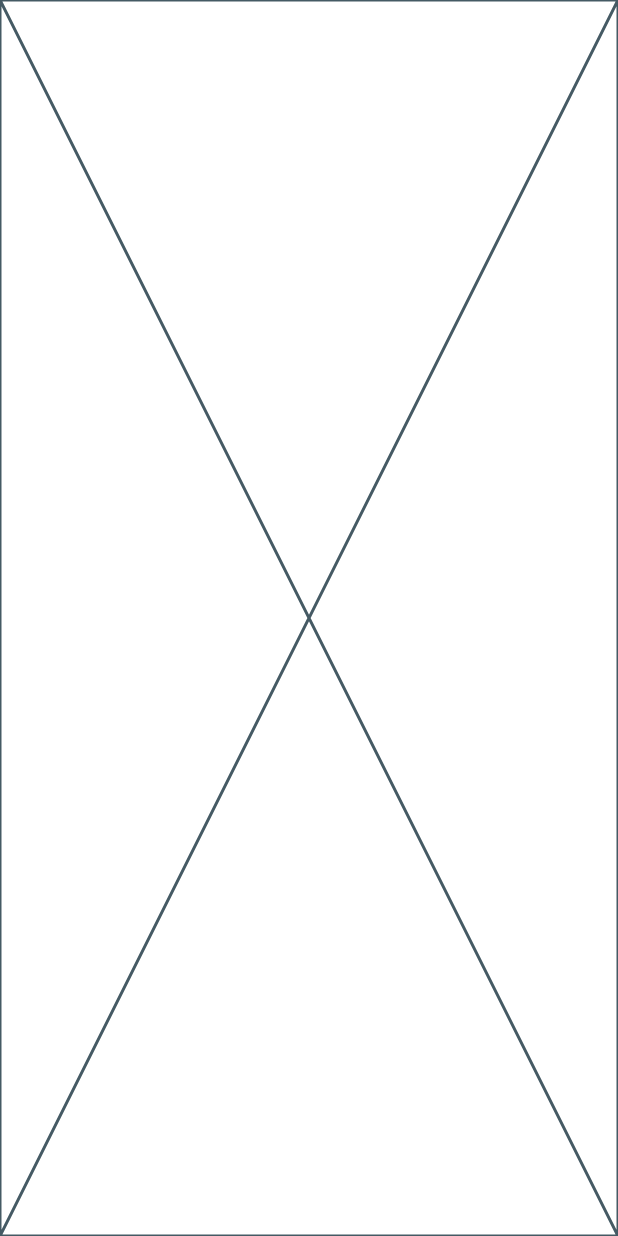
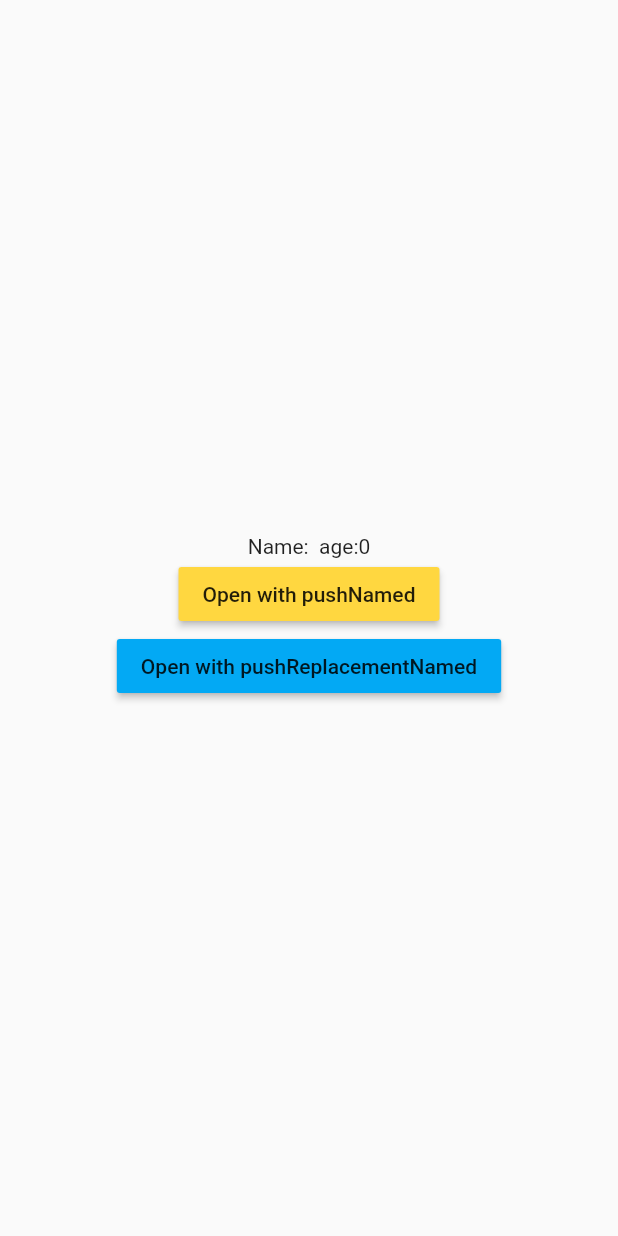
Before and after one commit to BogibekDev/PDP-Online-M4L4, a Flutter app: the screen it shows after launch, on a phone screen of 412 x 824 dp. Run offline on Flutter 3.47's test engine with Material 2 defaults, Android fonts, the phone set to English and light mode, and no system bars.

Commit message:
all tasks finished

```diff
--- a/lib/main.dart
+++ b/lib/main.dart
@@ -1,4 +1,5 @@
 import 'package:flutter/material.dart';
+import 'package:mydemo4/pages/detail_pages.dart';
 import 'package:mydemo4/pages/home_page.dart';
 
 void main() {
@@ -12,12 +13,14 @@ class MyApp extends StatelessWidget {
   @override
   Widget build(BuildContext context) {
     return MaterialApp(
-      title: 'Flutter Demo',
-      theme: ThemeData(
-
-        primarySwatch: Colors.blue,
-      ),
-      home: const HomePages(),
-    );
+        title: 'Flutter Demo',
+        theme: ThemeData(
+          primarySwatch: Colors.blue,
+        ),
+        home: const HomePages(),
+        routes: {
+          HomePages.id: (context) =>  HomePages(),
+          DetailPage.id: (context) =>  DetailPage(),
+        });
   }
 }
--- a/lib/pages/home_page.dart
+++ b/lib/pages/home_page.dart
@@ -1,15 +1,57 @@
 import 'package:flutter/material.dart';
+import 'package:mydemo4/pages/detail_pages.dart';
+
 class HomePages extends StatefulWidget {
   const HomePages({Key? key}) : super(key: key);
 
-  static const String id="home_page";
+  static const String id = "home_page";
+
   @override
   State<HomePages> createState() => _HomePagesState();
 }
 
 class _HomePagesState extends State<HomePages> {
+  String name = "";
+  int age = 0;
+
+  Future _openDetails() async {
+    Map results = await Navigator.of(context)
+        .push(MaterialPageRoute(builder: (BuildContext context) {
+      return DetailPage(name: "Flutter", age: 22);
+    }));
+
+    if (results.isNotEmpty) {
+      setState(() {
+        name = results["name"];
+        age = results["age"];
+      });
+    } else {}
+  }
+
   @override
   Widget build(BuildContext context) {
-    return const Placeholder();
+    return Scaffold(
+      body: Center(
+        child: Column(
+          mainAxisAlignment: MainAxisAlignment.center,
+          children: [
+            Text("Name:$name  age:$age"),
+            MaterialButton(
+                onPressed: () {
+                  _openDetails();
+                  // Navigator.pushNamed(context, DetailPage.id);
+                },
+                color: Colors.amberAccent,
+                child: Text("Open with pushNamed")),
+            MaterialButton(
+                onPressed: () {
+                  Navigator.pushReplacementNamed(context, DetailPage.id);
+                },
+                color: Colors.lightBlue,
+                child: Text("Open with pushReplacementNamed"))
+          ],
+        ),
+      ),
+    );
   }
 }
```
Also changed, not shown: lib/pages/detail_pages.dart (added, +42 -0 lines).
